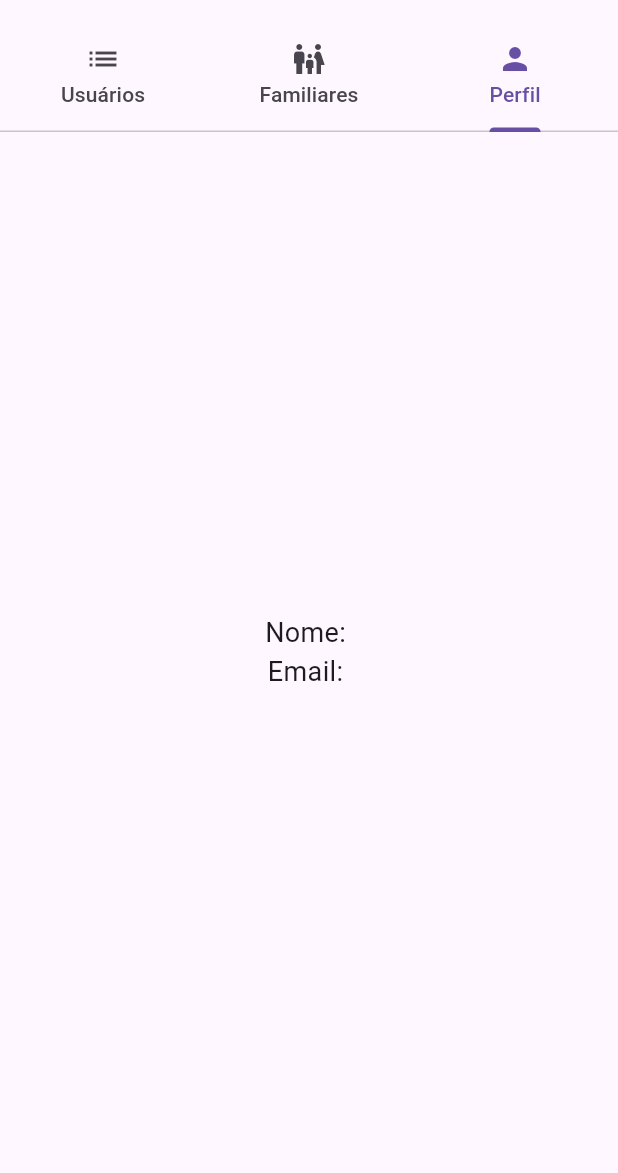
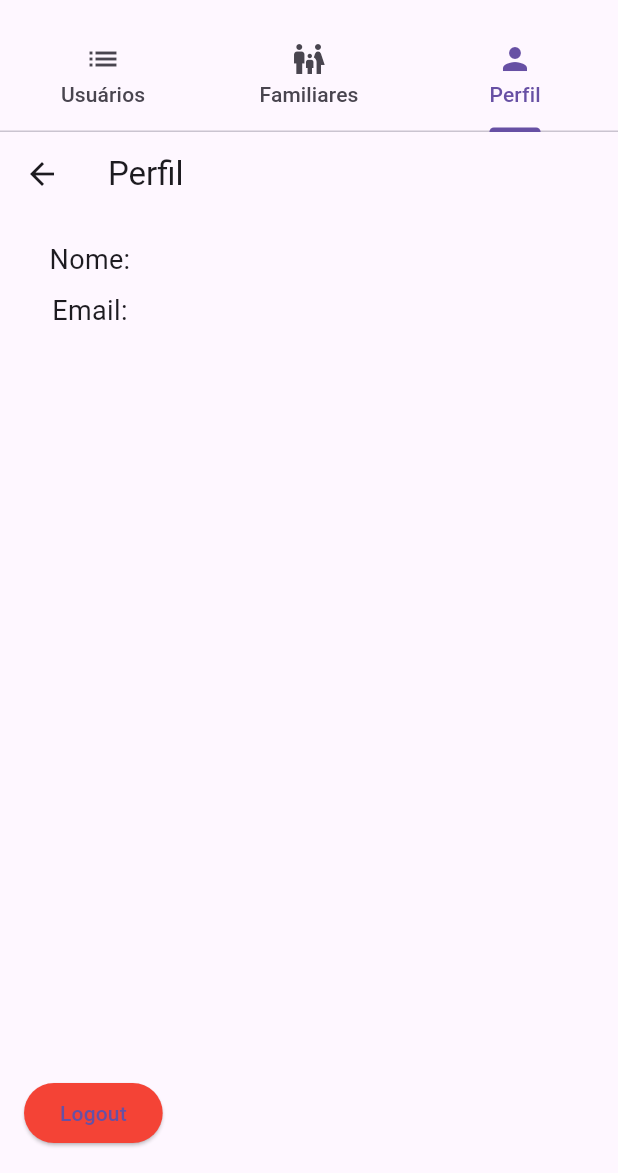
Before and after one commit to gabrielrdeveloper/FlutterUserSystem, a Flutter app: the MainTabBar screen opened by its route, tab 3 chosen, on a phone screen of 412 x 824 dp, the part 63-1236 px from its top. Run offline on Flutter 3.47's test engine with Material 3 defaults, Android fonts, the phone set to English and light mode, and no system bars; our stand-ins replace equatable, shared_preferences; accounts and stored records are empty.

Commit message:
Loga, mas nao reconhece o usuário logado

```diff
--- a/lib/views/maintabbar.dart
+++ b/lib/views/maintabbar.dart
@@ -1,16 +1,14 @@
 import 'package:flutter/material.dart';
-import 'package:flutter_user_system/views/profile_view.dart';
 import 'package:provider/provider.dart';
 import 'user_list_view.dart';
 import 'family_view.dart';
-import '../viewmodels/login_viewmodel.dart';
+import 'profile_view.dart';
 
 class MainTabBar extends StatelessWidget {
+  const MainTabBar({super.key});
+
   @override
   Widget build(BuildContext context) {
-    final loginViewModel = context.watch<LoginViewModel>();
-    final user = loginViewModel.loggedInUser;
-
     return DefaultTabController(
       length: 3, // Número de abas
       child: Scaffold(
@@ -28,10 +26,10 @@
           children: [
             // Aba 1: Lista de Usuários
             UserListView(),
-            // Aba 3: Meus Familiares
+            // Aba 2: Meus Familiares
             FamilyView(),
-            // Aba 3: Perfil
-            ProfileView(user: user),
+            // Aba 3: Perfil ()
+            ProfileView(),
           ],
         ),
       ),
--- a/lib/views/profile_view.dart
+++ b/lib/views/profile_view.dart
@@ -1,25 +1,56 @@
 import 'package:flutter/material.dart';
-import '../models/user.dart';
+import 'package:provider/provider.dart';
+import '../viewmodels/login_viewmodel.dart';
 
 class ProfileView extends StatelessWidget {
-  final User? user;
-
-  const ProfileView({super.key, required this.user});
+  const ProfileView({super.key});
 
   @override
   Widget build(BuildContext context) {
-    // Verifica se o usuário é nulo
-    if (user == null) {
-      return const Center(child: Text('Nenhum usuário logado.'));
-    }
+    // Obtém o usuário logado da LoginViewModel
+    final loginViewModel = context.watch<LoginViewModel>();
+    final user = loginViewModel.loggedInUser;
 
-    return Center(
-      child: Column(
-        mainAxisAlignment: MainAxisAlignment.center,
-        children: [
-          Text('Nome: ${user!.name}', style: const TextStyle(fontSize: 18)),
-          Text('Email: ${user!.email}', style: const TextStyle(fontSize: 18)),
-        ],
+    return Scaffold(
+      appBar: AppBar(
+        title: const Text('Perfil'),
+      ),
+      body: Padding(
+        padding: const EdgeInsets.all(16.0),
+        child: Column(
+          mainAxisAlignment: MainAxisAlignment.center,
+          crossAxisAlignment: CrossAxisAlignment.center,
+          children: [
+            if (user == null)
+              const Text(
+                'Nenhum usuário logado.',
+                style: TextStyle(fontSize: 18),
+              )
+            else ...[
+              Text('Nome: ${user.name}', style: const TextStyle(fontSize: 18)),
+              const SizedBox(height: 8),
+              Text('Email: ${user.email}', style: const TextStyle(fontSize: 18)),
+            ],
+            const Spacer(), // Empurra o botão para o final da tela
+            ElevatedButton(
+              onPressed: () {
+                // Executa o logout
+                loginViewModel.logout();
+
+                // Navega para a tela de login
+                Navigator.pushNamedAndRemoveUntil(
+                  context,
+                  '/login',
+                      (route) => false,
+                );
+              },
+              style: ElevatedButton.styleFrom(
+                backgroundColor: Colors.red,
+              ),
+              child: const Text('Logout'),
+            ),
+          ],
+        ),
       ),
     );
   }
--- a/lib/views/user_list_view.dart
+++ b/lib/views/user_list_view.dart
@@ -22,7 +22,8 @@
 
   @override
   Widget build(BuildContext context) {
-    final userViewModel = context.watch<UserListViewModel>();
+    final userViewModel = context.watch<
+        UserListViewModel>();
     final loginViewModel = context.watch<LoginViewModel>();
     final loggedInUser = loginViewModel.loggedInUser;
     final users = userViewModel.users;
```
Also changed, not shown: lib/repositories/local_user_repository.dart (+19 -14 lines), lib/viewmodels/user_list_viewmodel.dart (+74 -18 lines), lib/views/login_view.dart (+49 -13 lines).
